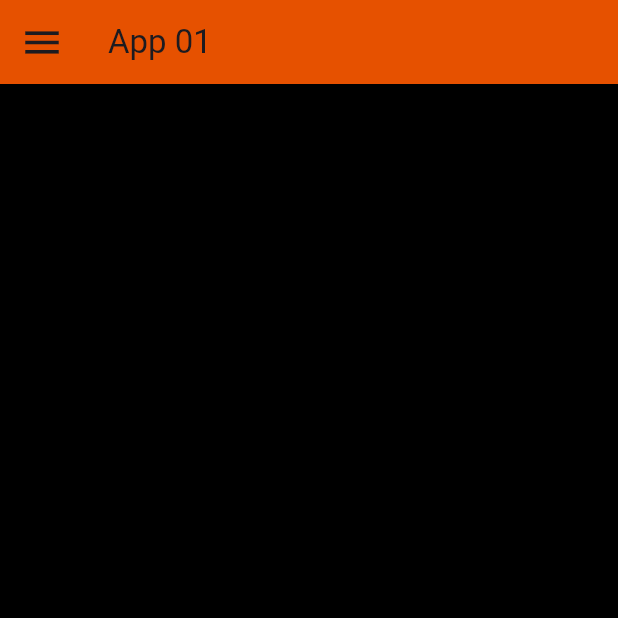
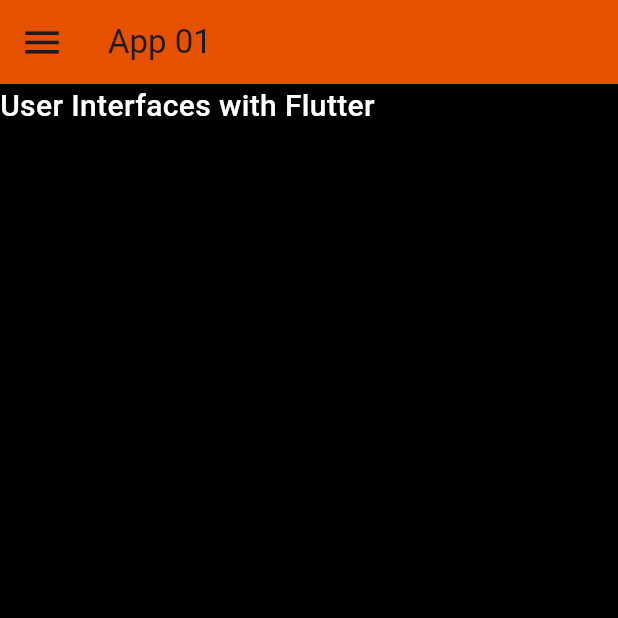
Before and after one commit to Ramesh-Kaushika/flutter_fund, a Flutter app: the screen it shows after launch, on a phone screen of 412 x 824 dp, the top half of it. Run offline on Flutter 3.47's test engine with Material 3 defaults, Android fonts, the light colour scheme and no system bars.

Commit message:
create home page and create widgets

```diff
--- a/lib/main.dart
+++ b/lib/main.dart
@@ -618,6 +618,7 @@
 // }
 
 import 'package:flutter/material.dart';
+import 'package:my_firstapp/pages/home_page.dart';
 
 void main() {
   runApp(const MyApp());
@@ -628,20 +629,10 @@ class MyApp extends StatelessWidget {
 
   @override
   Widget build(BuildContext context) {
-    return MaterialApp(
+    return const MaterialApp(
       title: "App 01",
       debugShowCheckedModeBanner: false,
-      home: Scaffold(
-        backgroundColor: Colors.black,
-        appBar: AppBar(
-          title: const Text("App 01"),
-          backgroundColor: Colors.orange[900],
-          leading: const Icon(
-            Icons.menu,
-            size: 30,
-          ),
-        ),
-      ),
+      home: HomePageWid()
     );
   }
 }
--- /dev/null
+++ b/lib/pages/home_page.dart
@@ -0,0 +1,32 @@
+import 'package:flutter/material.dart';
+
+class HomePageWid extends StatelessWidget {
+  const HomePageWid({super.key});
+
+  @override
+  Widget build(BuildContext context) {
+    return Scaffold(
+      backgroundColor: const Color.fromRGBO(0, 0, 0, 1),
+      appBar: AppBar(
+        title: const Text("App 01"),
+        backgroundColor: Colors.orange[900],
+        leading: const Icon(
+          Icons.menu,
+          size: 30,
+        ),
+      ),
+      body: const Column(
+        children: [
+          Text(
+            "User Interfaces with Flutter",
+            style: TextStyle(
+              color: Colors.white,
+              fontSize: 20,
+              fontWeight: FontWeight.w500,
+            ),
+          )
+        ],
+      ),
+    );
+  }
+}
```
